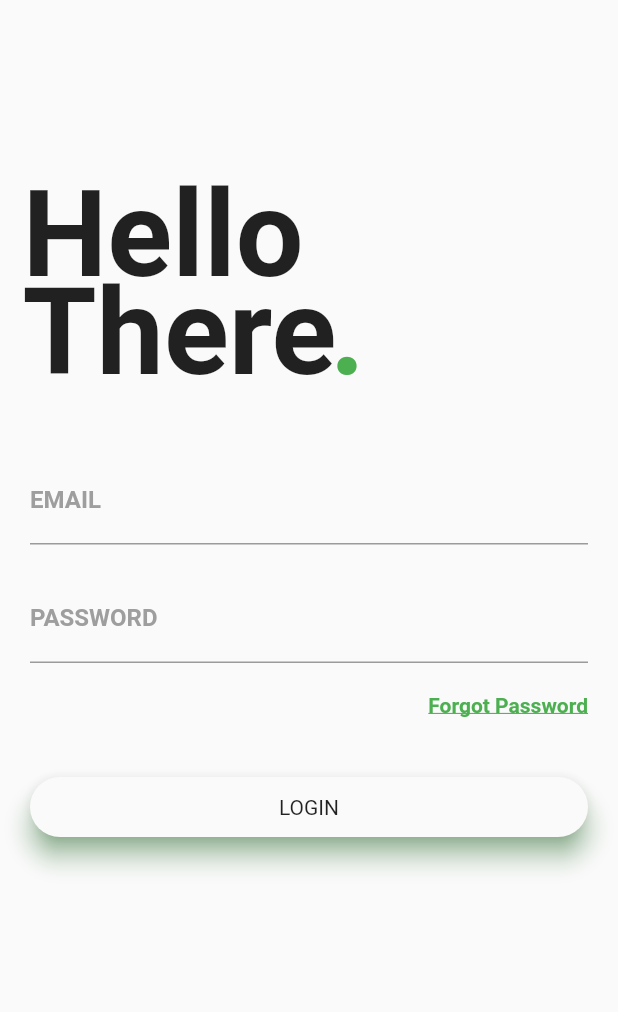
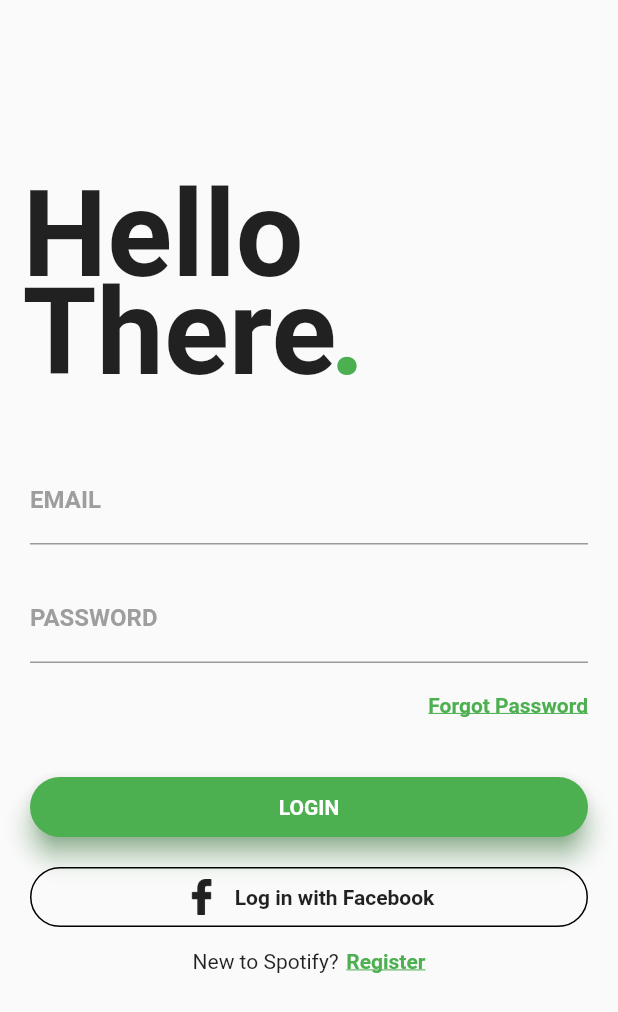
Before and after one commit to theadeshkhanna/flutter-UI, a Flutter app: the screen it shows after launch, on a phone screen of 412 x 824 dp. Shown: the top 1012 px of the screen. Run offline on Flutter 3.47's test engine with Material 2 defaults, Android fonts, the phone set to English and light mode, and no system bars.

Commit message:
[completed] login_page

```diff
--- a/login_page/lib/MyHomePage.dart
+++ b/login_page/lib/MyHomePage.dart
@@ -1,5 +1,3 @@
-import 'dart:html';
-
 import 'package:flutter/material.dart';
 
 class MyHomePage extends StatefulWidget {
@@ -22,20 +20,14 @@ class _MyHomePageState extends State<MyHomePage> {
                   padding: EdgeInsets.fromLTRB(15.0, 110.0, 0.0, 0.0),
                   child: Text(
                     'Hello',
-                    style: TextStyle(
-                      fontSize: 80,
-                      fontWeight: FontWeight.bold
-                    ),
+                    style: TextStyle(fontSize: 80, fontWeight: FontWeight.bold),
                   ),
                 ),
                 Container(
                   padding: EdgeInsets.fromLTRB(15.0, 175.0, 0.0, 0.0),
                   child: Text(
                     'There',
-                    style: TextStyle(
-                      fontSize: 80,
-                      fontWeight: FontWeight.bold
-                    ),
+                    style: TextStyle(fontSize: 80, fontWeight: FontWeight.bold),
                   ),
                 ),
                 Container(
@@ -45,8 +37,7 @@ class _MyHomePageState extends State<MyHomePage> {
                     style: TextStyle(
                         fontSize: 80,
                         fontWeight: FontWeight.bold,
-                      color: Colors.green
-                    ),
+                        color: Colors.green),
                   ),
                 ),
               ],
@@ -60,13 +51,9 @@ class _MyHomePageState extends State<MyHomePage> {
                   decoration: InputDecoration(
                       labelText: 'EMAIL',
                       labelStyle: TextStyle(
-                      fontWeight: FontWeight.bold,
-                      color: Colors.grey
-                    ),
+                          fontWeight: FontWeight.bold, color: Colors.grey),
                       focusedBorder: UnderlineInputBorder(
-                      borderSide: BorderSide(color: Colors.green)
-                    )
-                  ),
+                          borderSide: BorderSide(color: Colors.green))),
                 ),
                 SizedBox(
                   height: 20.0,
@@ -75,12 +62,9 @@ class _MyHomePageState extends State<MyHomePage> {
                   decoration: InputDecoration(
                     labelText: 'PASSWORD',
                     labelStyle: TextStyle(
-                      fontWeight: FontWeight.bold,
-                      color: Colors.grey
-                    ),
+                        fontWeight: FontWeight.bold, color: Colors.grey),
                     focusedBorder: UnderlineInputBorder(
-                      borderSide: BorderSide(color: Colors.green)
-                    ),
+                        borderSide: BorderSide(color: Colors.green)),
                   ),
                   obscureText: true,
                 ),
@@ -96,8 +80,7 @@ class _MyHomePageState extends State<MyHomePage> {
                       style: TextStyle(
                           color: Colors.green,
                           fontWeight: FontWeight.bold,
-                        decoration: TextDecoration.underline
-                      ),
+                          decoration: TextDecoration.underline),
                     ),
                   ),
                 ),
@@ -109,19 +92,81 @@ class _MyHomePageState extends State<MyHomePage> {
                   child: Material(
                     borderRadius: BorderRadius.circular(20),
                     shadowColor: Colors.green,
+                    color: Colors.green,
                     elevation: 7.0,
                     child: GestureDetector(
                       onTap: () {},
                       child: Center(
                         child: Text(
                           'LOGIN',
+                          style: TextStyle(
+                              color: Colors.white, fontWeight: FontWeight.bold),
                         ),
                       ),
+                    ),
+                  ),
+                ),
+                SizedBox(
+                  height: 20.0,
+                ),
+                Container(
+                  height: 40,
+                  color: Colors.transparent,
+                  child: Container(
+                    decoration: BoxDecoration(
+                        border: Border.all(
+                            color: Colors.black,
+                            style: BorderStyle.solid,
+                            width: 1.0),
+                        color: Colors.transparent,
+                        borderRadius: BorderRadius.circular(20.0)),
+                    child: Row(
+                      mainAxisAlignment: MainAxisAlignment.center,
+                      children: <Widget>[
+                        Center(
+                          child: ImageIcon(AssetImage('assets/logo.png')),
+                        ),
+                        SizedBox(
+                          width: 10.0,
+                        ),
+                        Center(
+                          child: Text(
+                            'Log in with Facebook',
+                            style: TextStyle(
+                              fontWeight: FontWeight.bold,
                             ),
                           ),
                         )
                       ],
                     ),
+                  ),
+                )
+              ],
+            ),
+          ),
+          SizedBox(
+            height: 15.0,
+          ),
+          Row(
+            mainAxisAlignment: MainAxisAlignment.center,
+            children: <Widget>[
+              Text(
+                'New to Spotify?',
+              ),
+              SizedBox(
+                width: 5.0,
+              ),
+              InkWell(
+                onTap: () {},
+                child: Text(
+                  'Register',
+                  style: TextStyle(
+                      fontWeight: FontWeight.bold,
+                      color: Colors.green,
+                      decoration: TextDecoration.underline),
+                ),
+              )
+            ],
           )
         ],
       ),
```
Lines whose indentation alone changed are shown as unchanged.
